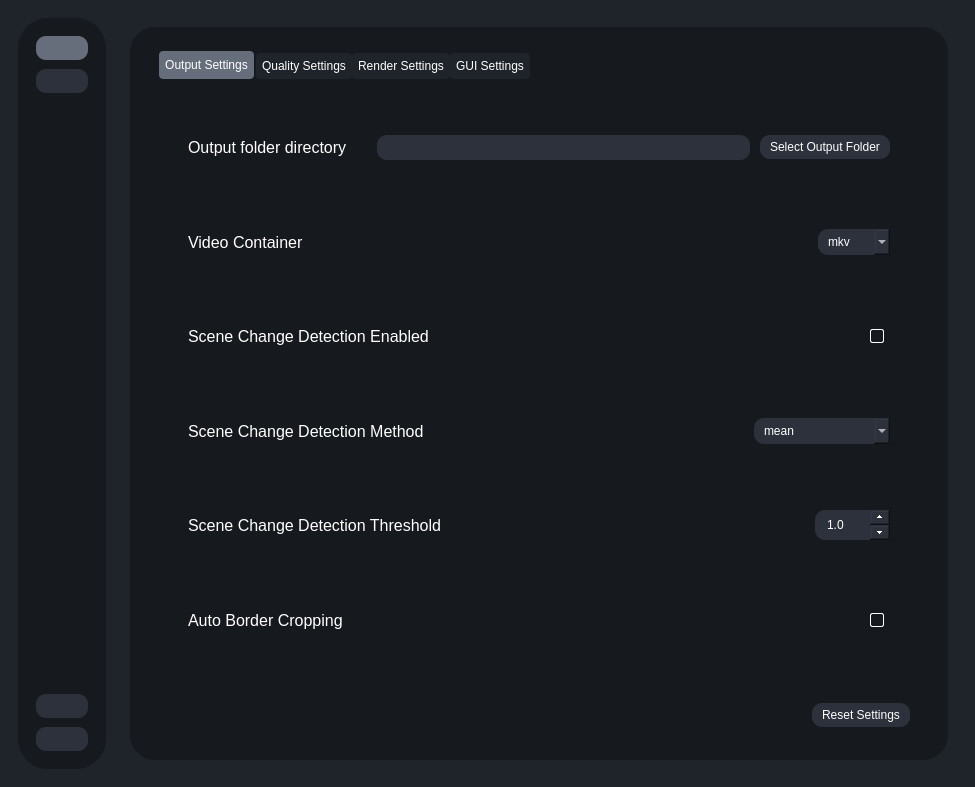
Qt form testRVEInterface.ui (gokulmc/enhance_crop) before a commit.
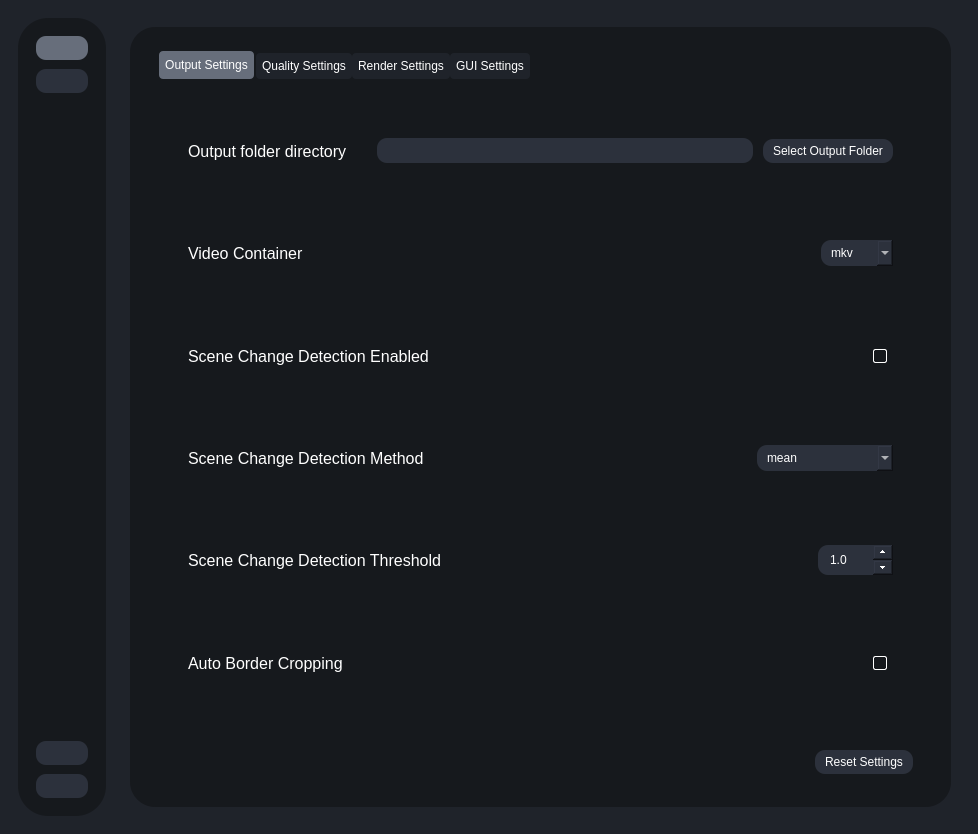
The same form after that commit. Icons and pictures are not drawn.

Diff of the .ui file:
```diff
--- a/testRVEInterface.ui
+++ b/testRVEInterface.ui
@@ -5,8 +5,8 @@
    <rect>
     <x>0</x>
     <y>0</y>
-    <width>0</width>
-    <height>0</height>
+    <width>978</width>
+    <height>834</height>
    </rect>
   </property>
   <property name="sizePolicy">
@@ -2521,8 +2521,8 @@
                   <rect>
                    <x>0</x>
                    <y>0</y>
-                   <width>774</width>
-                   <height>719</height>
+                   <width>778</width>
+                   <height>750</height>
                   </rect>
                  </property>
                  <layout class="QVBoxLayout" name="verticalLayout_18">
@@ -2564,8 +2564,8 @@
                              <rect>
                               <x>0</x>
                               <y>0</y>
-                              <width>716</width>
-                              <height>596</height>
+                              <width>720</width>
+                              <height>627</height>
                              </rect>
                             </property>
                             <layout class="QVBoxLayout" name="verticalLayout_25">
```
Left out of the diff: 209 changed lines with no effect on the pictures.
